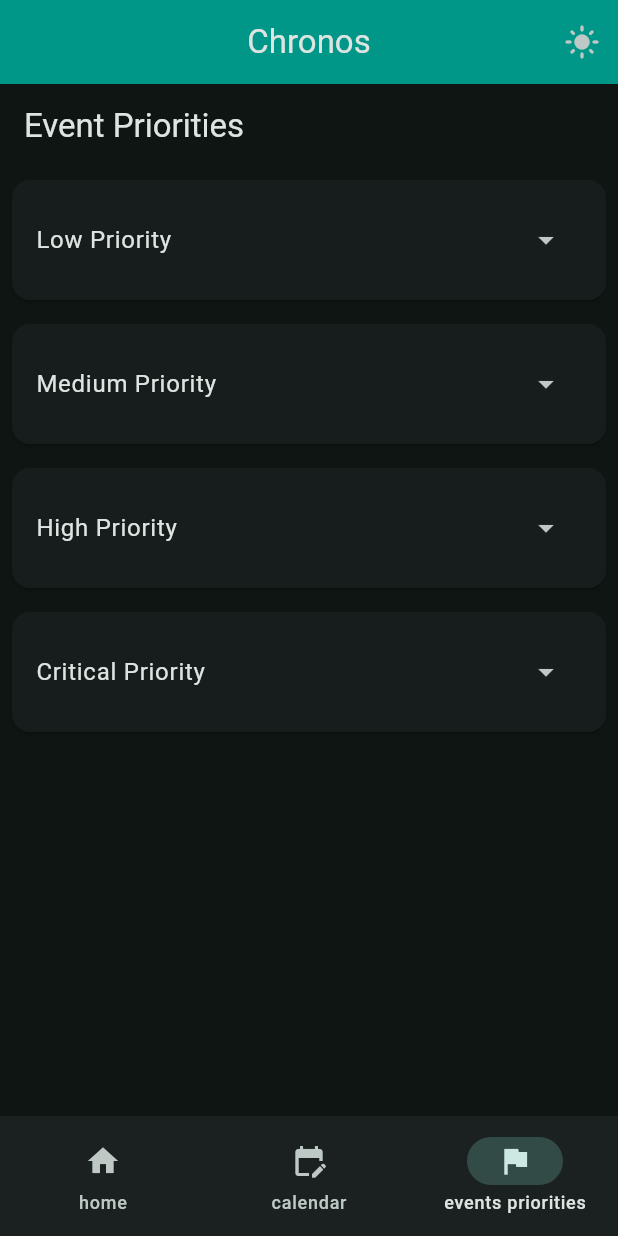
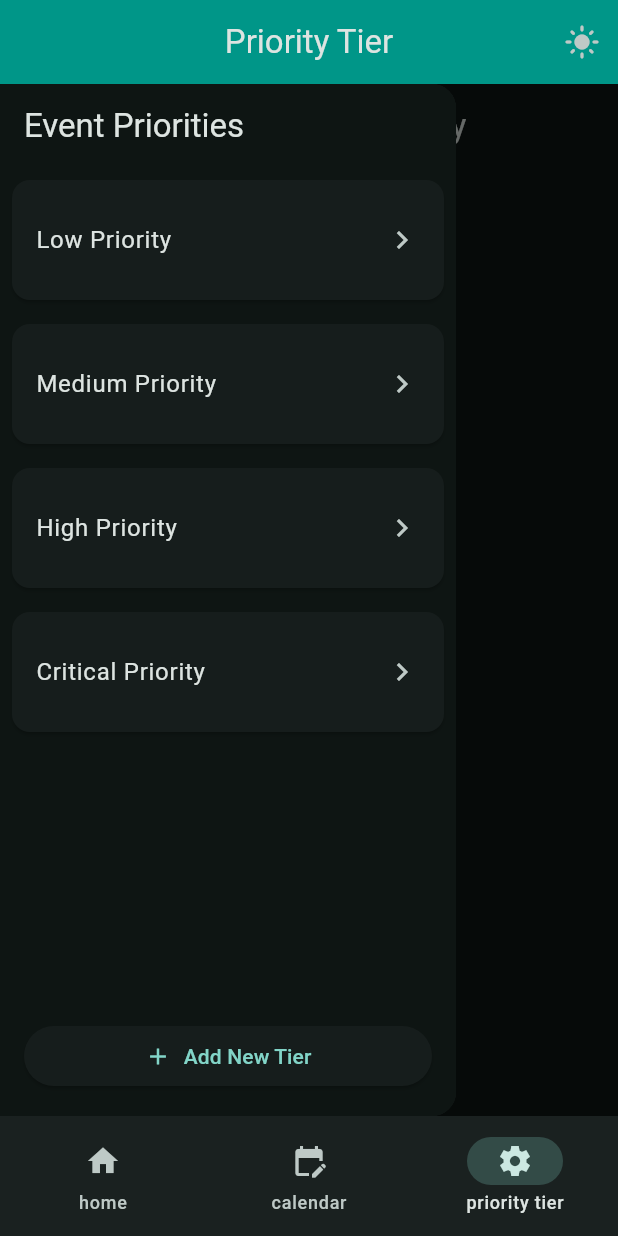
Before and after one commit to 43r361/chronos_frontend, a Flutter app: the screen it shows after launch, item 3 of the bottom bar chosen, with the side drawer open (before the commit the screen has no drawer), on a phone screen of 412 x 824 dp. Run offline on Flutter 3.47's test engine with Material 3 defaults, Android fonts, the phone set to English and light mode, and no system bars; our stand-ins replace table_calendar.

Commit message:
add tier drawer with button for adding new priority tiers.

```diff
--- a/lib/views/pages/event_priorities_page.dart
+++ b/lib/views/pages/event_priorities_page.dart
@@ -6,9 +6,23 @@ class EventPrioritiesPage extends StatefulWidget{
   _EventPrioritiesPageState createState() => _EventPrioritiesPageState();
 }
 
-class _EventPrioritiesPageState extends State<EventPrioritiesPage>{
+class _EventPrioritiesPageState extends State<EventPrioritiesPage> {
+  String? selectedPriority;
+
   @override
-  Widget build(BuildContext context){
-    return PriorityListWidget();
+  Widget build(BuildContext context) {
+    return Scaffold(
+      appBar: AppBar(
+        title: Text('Event Priorities'),
+      ),
+      body: PriorityListWidget(
+        onPrioritySelected: (priority) {
+          setState(() {
+            selectedPriority = priority;
+          });
+          print('Selected Priority: $priority');
+        },
+      ),
+    );
   }
 }
--- /dev/null
+++ b/lib/views/pages/priority_tier_page.dart
@@ -0,0 +1,47 @@
+import 'package:flutter/material.dart';
+import 'package:frontend/widgets/priorities_list_widget.dart';
+
+class PriorityTierPage extends StatefulWidget {
+  final String priority;
+
+  const PriorityTierPage({super.key, required this.priority});
+
+  @override
+  _PriorityTierPageState createState() => _PriorityTierPageState();
+}
+
+class _PriorityTierPageState extends State<PriorityTierPage> {
+  late String _currentPriority;
+
+  @override
+  void initState() {
+    super.initState();
+    _currentPriority = widget.priority;
+  }
+
+  void _updatePriority(String newPriority) {
+    setState(() {
+      _currentPriority = newPriority;
+    });
+  }
+
+  @override
+  Widget build(BuildContext context) {
+    return Scaffold(
+      appBar: AppBar(
+        title: Text("Priority Tier: $_currentPriority"),
+      ),
+      drawer: Drawer(
+        child: PriorityListWidget(
+          onPrioritySelected: (selectedPriority) {
+            Navigator.pop(context);
+            _updatePriority(selectedPriority);
+          },
+        ),
+      ),
+      body: Center(
+        child: Text('Selected Priority: $_currentPriority'),
+      ),
+    );
+  }
+}
--- a/lib/views/widget_tree.dart
+++ b/lib/views/widget_tree.dart
@@ -1,12 +1,13 @@
 import 'package:flutter/material.dart';
 import 'package:frontend/views/pages/calendar_page.dart';
 import 'package:frontend/views/pages/event_priorities_page.dart';
+import 'package:frontend/views/pages/priority_tier_page.dart';
 import 'package:frontend/views/pages/home_page.dart';
 import 'package:frontend/widgets/navbar_widget.dart';
 
 import '../data/notifiers.dart';
 
-List<Widget> pages = [HomePage(), CalendarPage(), EventPrioritiesPage()];
+List<Widget> pages = [HomePage(), CalendarPage(), PriorityTierPage(priority: 'Low Priority')];
 
 class WidgetTree extends StatelessWidget {
   const WidgetTree({super.key});
@@ -19,7 +20,26 @@ class WidgetTree extends StatelessWidget {
         builder: (context, index, child) => pages.elementAt(index),
       ),
       appBar: AppBar(
-        title: Text("Chronos"),
+        title: ValueListenableBuilder(
+          valueListenable: pageIndex,
+          builder: (context, index, child) {
+            String title;
+            switch (index) {
+            case 0:
+              title = "Home";
+              break;
+            case 1:
+              title = "Calendar";
+              break;
+            case 2:
+              title = "Priority Tier";
+             break;
+           default:
+              title = "Chronos";
+            }
+          return Text(title);
+          },
+        ),
         backgroundColor: Colors.teal,
         centerTitle: true,
         actions: [
--- a/lib/widgets/navbar_widget.dart
+++ b/lib/widgets/navbar_widget.dart
@@ -17,8 +17,8 @@ class NavbarWidget extends StatelessWidget {
               label: "calendar",
             ),
             NavigationDestination(
-              icon: Icon(Icons.flag),
-              label: "events priorities",
+              icon: Icon(Icons.settings_sharp),
+              label: "priority tier",
             ),
           ],
           selectedIndex: newPageIndex,
--- a/lib/widgets/priorities_list_widget.dart
+++ b/lib/widgets/priorities_list_widget.dart
@@ -1,12 +1,68 @@
 import 'package:flutter/material.dart';
 
-class PriorityListWidget extends StatelessWidget {
-  final List<String> priorities = [
+class PriorityListWidget extends StatefulWidget {
+  final Function(String) onPrioritySelected;
+
+  const PriorityListWidget({Key? key, required this.onPrioritySelected}) : super(key: key);
+
+  @override
+  _PriorityListWidgetState createState() => _PriorityListWidgetState();
+}
+
+class _PriorityListWidgetState extends State<PriorityListWidget> {
+  List<String> priorities = [
     'Low Priority',
     'Medium Priority',
     'High Priority',
     'Critical Priority',
   ];
+
+  Future<String?> _showAddTierDialog(BuildContext context) async {
+  TextEditingController controller = TextEditingController();
+
+  return showDialog<String>(
+    context: context,
+    builder: (context) {
+      return AlertDialog(
+        title: const Text('Add New Priority Tier'),
+        content: TextField(
+          controller: controller,
+          autofocus: true,
+          decoration: const InputDecoration(
+            hintText: 'Enter tier name',
+          ),
+        ),
+        actions: [
+          TextButton(
+            onPressed: () => Navigator.pop(context, null),
+            child: const Text('Cancel'),
+          ),
+          TextButton(
+            onPressed: () {
+              if (controller.text.trim().isNotEmpty) {
+                Navigator.pop(context, controller.text.trim());
+              }
+            },
+            child: const Text('OK'),
+          ),
+        ],
+      );
+    },
+  );
+}
+
+  Future<void> _addNewTier(BuildContext context) async {
+    String? newTierName = await _showAddTierDialog(context);
+
+    if (newTierName != null && newTierName.isNotEmpty) {
+      setState(() {
+        priorities.add(newTierName!);
+          print('Updated Priorities: $priorities');
+      });
+
+      widget.onPrioritySelected(newTierName!);
+    }
+  }
 
   @override
   Widget build(BuildContext context) {
@@ -14,7 +70,10 @@ class PriorityListWidget extends StatelessWidget {
       appBar: AppBar(
         title: Text('Event Priorities'),
       ),
-      body: ListView.builder(
+      body: Column(
+        children: [
+          Expanded(
+            child: ListView.builder(
               itemCount: priorities.length,
               itemBuilder: (context, index) {
                 return Card(
@@ -22,33 +81,31 @@ class PriorityListWidget extends StatelessWidget {
                   child: ListTile(
                     contentPadding: EdgeInsets.symmetric(horizontal: 16.0, vertical: 12.0),
                     title: Text(priorities[index]),
-              trailing: PopupMenuButton<String>(
-                icon: Icon(Icons.arrow_drop_down),
-                onSelected: (String value) {
-                  // Handle selection here
-                  print('Selected: $value');
+                    trailing: Icon(Icons.keyboard_arrow_right_outlined),
+                    onTap: () {
+                      widget.onPrioritySelected(priorities[index]);
                     },
-                itemBuilder: (BuildContext context) {
-                  return [
-                    PopupMenuItem<String>(
-                      value: 'Edit',
-                      child: Text('Edit'),
-                    ),
-                    PopupMenuItem<String>(
-                      value: 'Delete',
-                      child: Text('Delete'),
-                    ),
-                    PopupMenuItem<String>(
-                      value: 'Mark as Completed',
-                      child: Text('Mark as Completed'),
-                    ),
-                  ];
-                },
-              ),
                   ),
                 );
               },
             ),
+          ),
+          Padding(
+            padding: EdgeInsets.all(16.0),
+            child: ElevatedButton(
+              onPressed: () => _addNewTier(context),
+              child: Row(
+                mainAxisAlignment: MainAxisAlignment.center,
+                children: [
+                  Icon(Icons.add),
+                  SizedBox(width: 8),
+                  Text('Add New Tier'),
+                ],
+              ),
+            ),
+          ),
+        ],
+      ),
     );
   }
 }
```
Lines whose indentation alone changed are shown as unchanged.
